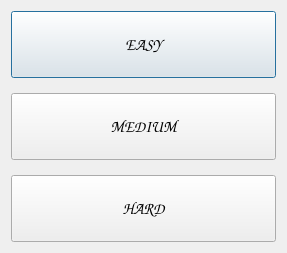
First picture: the form in GUI/Forms/difficultydialog.ui, repository dmitrykitty/hang-game, before the edit.
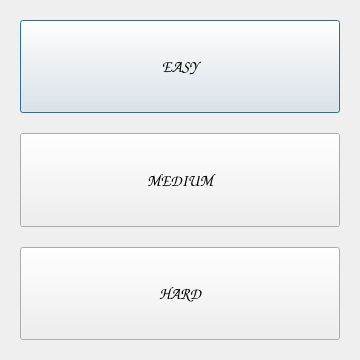
Second picture: the form after the edit.

What changed in the file:
```diff
--- a/GUI/Forms/difficultydialog.ui
+++ b/GUI/Forms/difficultydialog.ui
@@ -6,23 +6,56 @@
    <rect>
     <x>0</x>
     <y>0</y>
-    <width>287</width>
-    <height>253</height>
+    <width>360</width>
+    <height>360</height>
    </rect>
   </property>
+  <property name="sizePolicy">
+   <sizepolicy hsizetype="Fixed" vsizetype="Fixed">
+    <horstretch>0</horstretch>
+    <verstretch>0</verstretch>
+   </sizepolicy>
+  </property>
+  <property name="minimumSize">
+   <size>
+    <width>360</width>
+    <height>360</height>
+   </size>
+  </property>
+  <property name="maximumSize">
+   <size>
+    <width>360</width>
+    <height>360</height>
+   </size>
+  </property>
   <property name="windowTitle">
    <string>Choose difficulty</string>
   </property>
   <layout class="QVBoxLayout" name="verticalLayout_2">
+   <property name="spacing">
+    <number>20</number>
+   </property>
+   <property name="leftMargin">
+    <number>20</number>
+   </property>
+   <property name="topMargin">
+    <number>20</number>
+   </property>
+   <property name="rightMargin">
+    <number>20</number>
+   </property>
+   <property name="bottomMargin">
+    <number>20</number>
+   </property>
    <item>
     <layout class="QVBoxLayout" name="verticalLayout">
      <property name="spacing">
-      <number>15</number>
+      <number>20</number>
      </property>
      <item>
       <widget class="QPushButton" name="buttonEasy">
        <property name="sizePolicy">
-        <sizepolicy hsizetype="Minimum" vsizetype="Minimum">
+        <sizepolicy hsizetype="Minimum" vsizetype="Preferred">
          <horstretch>0</horstretch>
          <verstretch>0</verstretch>
         </sizepolicy>
@@ -42,7 +75,7 @@
      <item>
       <widget class="QPushButton" name="buttonMedium">
        <property name="sizePolicy">
-        <sizepolicy hsizetype="Minimum" vsizetype="Minimum">
+        <sizepolicy hsizetype="Minimum" vsizetype="Preferred">
          <horstretch>0</horstretch>
          <verstretch>0</verstretch>
         </sizepolicy>
@@ -57,12 +90,18 @@
        <property name="text">
         <string>MEDIUM</string>
        </property>
+       <property name="iconSize">
+        <size>
+         <width>20</width>
+         <height>20</height>
+        </size>
+       </property>
       </widget>
      </item>
      <item>
       <widget class="QPushButton" name="buttonHard">
        <property name="sizePolicy">
-        <sizepolicy hsizetype="Minimum" vsizetype="Minimum">
+        <sizepolicy hsizetype="Minimum" vsizetype="Preferred">
          <horstretch>0</horstretch>
          <verstretch>0</verstretch>
         </sizepolicy>
```
